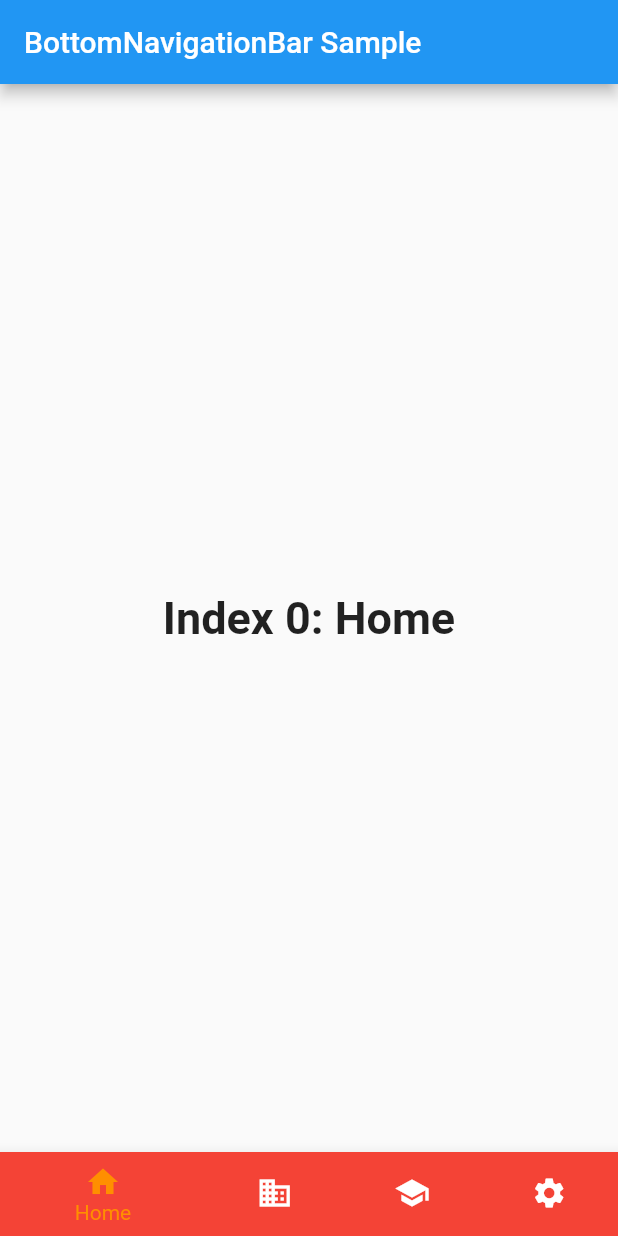
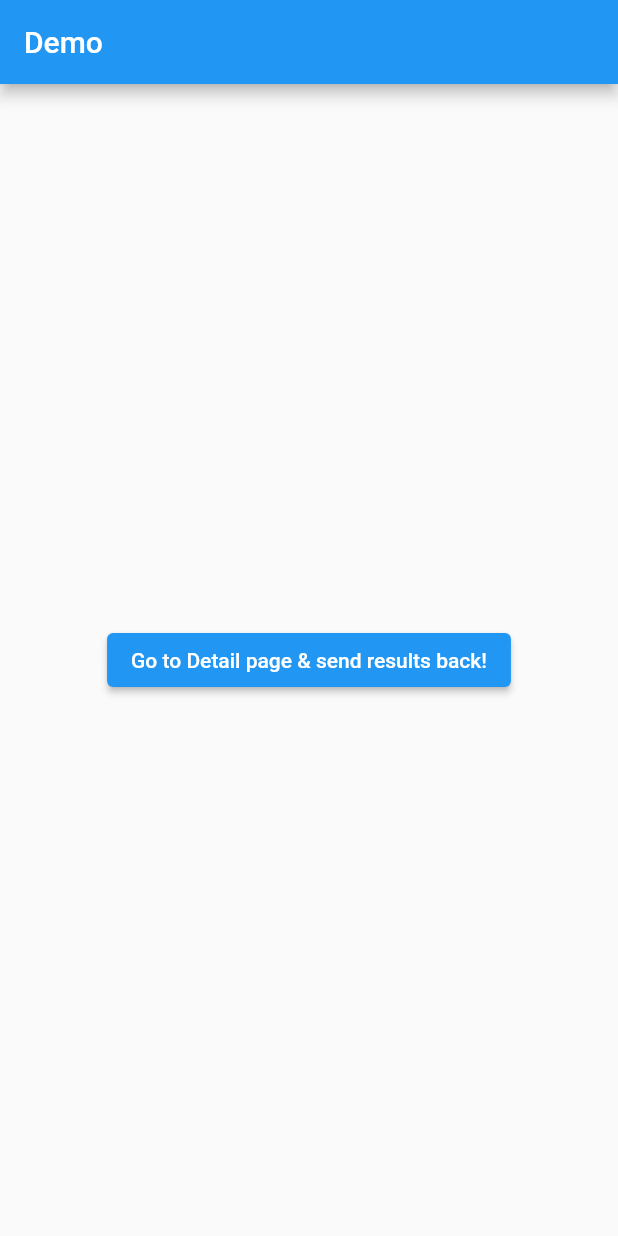
Before and after one commit to UmairAhmed85/FlutterPractise, a Flutter app: the screen it shows after launch, on a phone screen of 412 x 824 dp. Run offline on Flutter 3.47's test engine with Material 2 defaults, Android fonts, the phone set to English and light mode, and no system bars.

Commit message:
Send data/results back to previous screen

```diff
--- a/lib/main.dart
+++ b/lib/main.dart
@@ -1,94 +1,110 @@
 import 'package:flutter/material.dart';
 
-/// Flutter code sample for [BottomNavigationBar].
-
-void main() => runApp(const BottomNavigationBarExampleApp());
-
-class BottomNavigationBarExampleApp extends StatelessWidget {
-  const BottomNavigationBarExampleApp({super.key});
-
-  @override
-  Widget build(BuildContext context) {
-    return const MaterialApp(
-      home: BottomNavigationBarExample(),
-    );
-  }
+void main() {
+  runApp(
+    const MaterialApp(
+      title: 'Returning Data',
+      home: HomePage(),
+    ),
+  );
 }
 
-class BottomNavigationBarExample extends StatefulWidget {
-  const BottomNavigationBarExample({super.key});
-
-  @override
-  State<BottomNavigationBarExample> createState() =>
-      _BottomNavigationBarExampleState();
-}
-
-class _BottomNavigationBarExampleState
-    extends State<BottomNavigationBarExample> {
-  int _selectedIndex = 0;
-  static const TextStyle optionStyle =
-  TextStyle(fontSize: 30, fontWeight: FontWeight.bold);
-  static const List<Widget> _widgetOptions = <Widget>[
-    Text(
-      'Index 0: Home',
-      style: optionStyle,
-    ),
-    Text(
-      'Index 1: Business',
-      style: optionStyle,
-    ),
-    Text(
-      'Index 2: School',
-      style: optionStyle,
-    ),
-    Text(
-      'Index 3: Settings',
-      style: optionStyle,
-    ),
-  ];
-
-  void _onItemTapped(int index) {
-    setState(() {
-      _selectedIndex = index;
-    });
-  }
+class HomePage extends StatelessWidget {
+  const HomePage({super.key});
 
   @override
   Widget build(BuildContext context) {
     return Scaffold(
       appBar: AppBar(
-        title: const Text('BottomNavigationBar Sample'),
+        title: const Text('Demo'),
       ),
-      body: Center(
-        child: _widgetOptions.elementAt(_selectedIndex),
-      ),
-      bottomNavigationBar: BottomNavigationBar(
-        items: const <BottomNavigationBarItem>[
-          BottomNavigationBarItem(
-            icon: Icon(Icons.home),
-            label: 'Home',
-            backgroundColor: Colors.red,
-          ),
-          BottomNavigationBarItem(
-            icon: Icon(Icons.business),
-            label: 'Business',
-            backgroundColor: Colors.green,
-          ),
-          BottomNavigationBarItem(
-            icon: Icon(Icons.school),
-            label: 'School',
-            backgroundColor: Colors.purple,
-          ),
-          BottomNavigationBarItem(
-            icon: Icon(Icons.settings),
-            label: 'Settings',
-            backgroundColor: Colors.pink,
-          ),
-        ],
-        currentIndex: _selectedIndex,
-        selectedItemColor: Colors.amber[800],
-        onTap: _onItemTapped,
+      body: const Center(
+        child: HomePageButton(),
       ),
     );
   }
 }
+
+class HomePageButton extends StatefulWidget {
+  const HomePageButton({super.key});
+
+  @override
+  State<HomePageButton> createState() => _HomePageButtonState();
+}
+
+class _HomePageButtonState extends State<HomePageButton> {
+  @override
+  Widget build(BuildContext context) {
+    return ElevatedButton(
+      onPressed: () {
+        _navigateAndDisplaySelection(context);
+      },
+      child: const Text('Go to Detail page & send results back!'),
+    );
+  }
+
+  // A method that launches the SelectionScreen and awaits the result from
+  // Navigator.pop.
+  Future<void> _navigateAndDisplaySelection(BuildContext context) async {
+    // Navigator.push returns a Future that completes after calling
+    // Navigator.pop on the Selection Screen.
+    final result = await Navigator.push(
+      context,
+      MaterialPageRoute(builder: (context) => const DetailPage()),
+    );
+
+    // When a BuildContext is used from a StatefulWidget, the mounted property
+    // must be checked after an asynchronous gap.
+    if (!mounted) return;
+
+    // After the Selection Screen returns a result, hide any previous snackbars
+    // and show the new result.
+    ScaffoldMessenger.of(context)
+      ..removeCurrentSnackBar()
+      ..showSnackBar(SnackBar(content: Text('$result')));
+  }
+}
+
+class DetailPage extends StatelessWidget {
+  const DetailPage({super.key});
+
+  @override
+  Widget build(BuildContext context) {
+    return Scaffold(
+      appBar: AppBar(
+        title: const Text('Detail Page'),
+      ),
+      body: Center(
+        child: Column(
+          mainAxisAlignment: MainAxisAlignment.center,
+          children: <Widget>[
+            const Padding(
+              padding: EdgeInsets.all(8),
+                child: Text('Select any option to send it back on Homepage'),
+            ),
+            Padding(
+              padding: const EdgeInsets.all(8),
+              child: ElevatedButton(
+                onPressed: () {
+                  // Close the screen and return "Yep!" as the result.
+                  Navigator.pop(context, 'Yep!');
+                },
+                child: const Text('Yep!'),
+              ),
+            ),
+            Padding(
+              padding: const EdgeInsets.all(8),
+              child: ElevatedButton(
+                onPressed: () {
+                  // Close the screen and return "Nope." as the result.
+                  Navigator.pop(context, 'Nope.');
+                },
+                child: const Text('Nope.'),
+              ),
+            )
+          ],
+        ),
+      ),
+    );
+  }
+}
```
